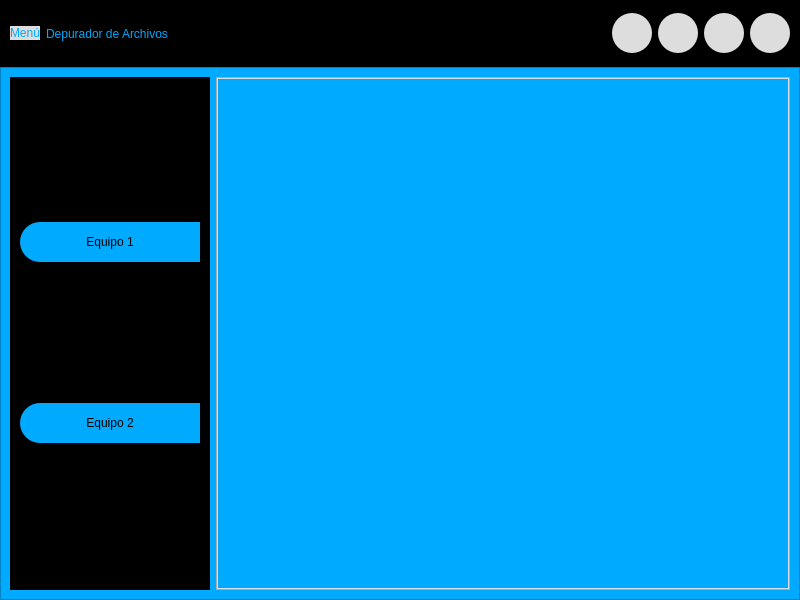
First picture: the form in PythonApplication1/interfaz2.ui, repository dario-1/interfaz2, before the edit.
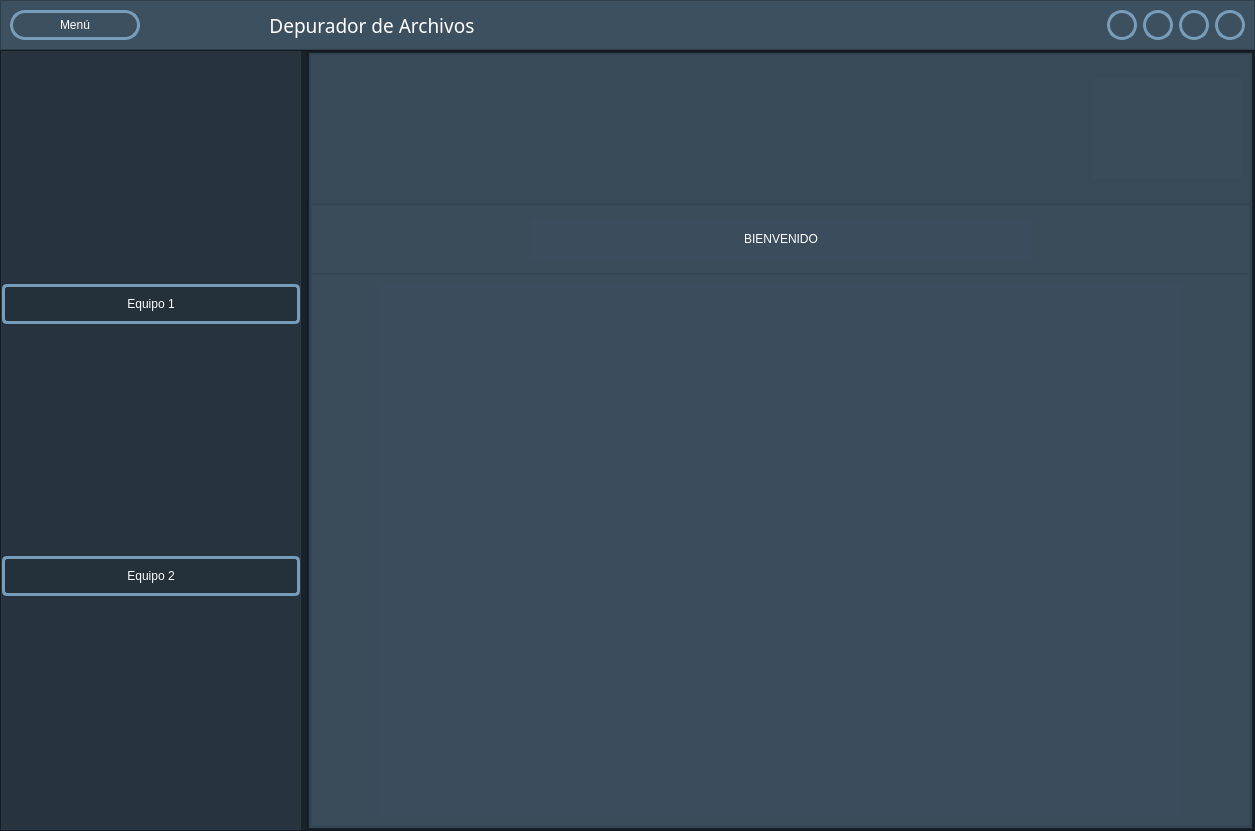
Second picture: the form after the edit. The open tabs and pages were chosen to show the change. Icons and pictures are not drawn.

Patch:
```diff
--- a/PythonApplication1/interfaz2.ui
+++ b/PythonApplication1/interfaz2.ui
@@ -6,14 +6,19 @@
    <rect>
     <x>0</x>
     <y>0</y>
-    <width>800</width>
-    <height>600</height>
+    <width>1255</width>
+    <height>831</height>
    </rect>
   </property>
   <property name="windowTitle">
    <string>MainWindow</string>
   </property>
   <widget class="QWidget" name="centralwidget">
+   <property name="styleSheet">
+    <string notr="true">#centralwidget{
+background-color: rgb(33, 43, 51);
+}</string>
+   </property>
    <layout class="QVBoxLayout" name="verticalLayout" stretch="1,8">
     <property name="spacing">
      <number>0</number>
@@ -32,19 +37,27 @@
     </property>
     <item>
      <widget class="QFrame" name="frame_top">
+      <property name="maximumSize">
+       <size>
+        <width>16777215</width>
+        <height>50</height>
+       </size>
+      </property>
       <property name="styleSheet">
        <string notr="true">QFrame{
 	
 	
-	background-color: rgb(0, 0, 0);
+	background-color: rgb(61, 80, 95);
 	
 	
 	border-color: rgb(0, 0, 0);
 	
 }
 QPushButton{
-background-color: rgb(221, 221, 221);
-border-radius:20px;}
+background-color: rgb(61, 80, 95);
+border-radius:15px;
+border:3px solid rgb(120,157,186);
+}
 QPushButton:hover{
 background-color: rgb(170, 170, 255);
 border-top-left-radius:20px;
@@ -61,9 +74,21 @@
       <layout class="QHBoxLayout" name="horizontalLayout_2">
        <item>
         <widget class="QPushButton" name="bt_menu">
+         <property name="minimumSize">
+          <size>
+           <width>130</width>
+           <height>30</height>
+          </size>
+         </property>
+         <property name="maximumSize">
+          <size>
+           <width>130</width>
+           <height>30</height>
+          </size>
+         </property>
          <property name="styleSheet">
-          <string notr="true">font:87 12pt &quot;Arial Black&quot;;
-color: rgb(0, 170, 255);</string>
+          <string notr="true">font:87 12pt &quot;Arial &quot;;
+color: rgb(255, 255, 255);</string>
          </property>
          <property name="text">
           <string>Menú</string>
@@ -74,42 +99,48 @@
          </property>
          <property name="iconSize">
           <size>
-           <width>30</width>
-           <height>30</height>
+           <width>25</width>
+           <height>25</height>
           </size>
          </property>
         </widget>
        </item>
        <item>
         <widget class="QLabel" name="label">
+         <property name="font">
+          <font>
+           <family>16pt Arial</family>
+           <pointsize>14</pointsize>
+           <weight>50</weight>
+           <italic>false</italic>
+           <bold>false</bold>
+          </font>
+         </property>
          <property name="styleSheet">
-          <string notr="true">font:87 12pt &quot;Arial Black&quot;;
-color: rgb(0, 170, 255);</string>
+          <string notr="true">
+font: 87italic 16pt &quot;Arial&quot;;
+color:rgb(255, 255, 255);</string>
          </property>
          <property name="text">
-          <string>Depurador de Archivos</string>
+          <string>                         Depurador de Archivos</string>
+         </property>
+         <property name="alignment">
+          <set>Qt::AlignLeading|Qt::AlignLeft|Qt::AlignVCenter</set>
          </property>
         </widget>
        </item>
-       <item>
-        <spacer name="horizontalSpacer">
-         <property name="orientation">
-          <enum>Qt::Horizontal</enum>
-         </property>
-         <property name="sizeHint" stdset="0">
-          <size>
-           <width>280</width>
-           <height>20</height>
-          </size>
-         </property>
-        </spacer>
-       </item>
        <item>
         <widget class="QPushButton" name="bt_mini">
          <property name="minimumSize">
           <size>
-           <width>40</width>
-           <height>40</height>
+           <width>30</width>
+           <height>30</height>
+          </size>
+         </property>
+         <property name="maximumSize">
+          <size>
+           <width>30</width>
+           <height>30</height>
           </size>
          </property>
          <property name="text">
@@ -121,8 +152,8 @@
          </property>
          <property name="iconSize">
           <size>
-           <width>30</width>
-           <height>30</height>
+           <width>25</width>
+           <height>25</height>
           </size>
          </property>
         </widget>
@@ -131,8 +162,14 @@
         <widget class="QPushButton" name="bt_restart">
          <property name="minimumSize">
           <size>
-           <width>40</width>
-           <height>40</height>
+           <width>30</width>
+           <height>30</height>
+          </size>
+         </property>
+         <property name="maximumSize">
+          <size>
+           <width>30</width>
+           <height>30</height>
           </size>
          </property>
          <property name="text">
@@ -144,8 +181,8 @@
          </property>
          <property name="iconSize">
           <size>
-           <width>30</width>
-           <height>30</height>
+           <width>25</width>
+           <height>25</height>
           </size>
          </property>
         </widget>
@@ -154,8 +191,14 @@
         <widget class="QPushButton" name="bt_maxi">
          <property name="minimumSize">
           <size>
-           <width>40</width>
-           <height>40</height>
+           <width>30</width>
+           <height>30</height>
+          </size>
+         </property>
+         <property name="maximumSize">
+          <size>
+           <width>30</width>
+           <height>30</height>
           </size>
          </property>
          <property name="text">
@@ -167,8 +210,8 @@
          </property>
          <property name="iconSize">
           <size>
-           <width>30</width>
-           <height>30</height>
+           <width>25</width>
+           <height>25</height>
           </size>
          </property>
         </widget>
@@ -177,8 +220,14 @@
         <widget class="QPushButton" name="bt_close">
          <property name="minimumSize">
           <size>
-           <width>40</width>
-           <height>40</height>
+           <width>30</width>
+           <height>30</height>
+          </size>
+         </property>
+         <property name="maximumSize">
+          <size>
+           <width>30</width>
+           <height>30</height>
           </size>
          </property>
          <property name="text">
@@ -190,8 +239,8 @@
          </property>
          <property name="iconSize">
           <size>
-           <width>30</width>
-           <height>30</height>
+           <width>25</width>
+           <height>25</height>
           </size>
          </property>
         </widget>
@@ -202,7 +251,7 @@
     <item>
      <widget class="QFrame" name="frame_bot">
       <property name="styleSheet">
-       <string notr="true">background-color: rgb(0, 170, 255);</string>
+       <string notr="true">background-color: rgb(24, 34, 43);</string>
       </property>
       <property name="frameShape">
        <enum>QFrame::StyledPanel</enum>
@@ -211,6 +260,18 @@
        <enum>QFrame::Raised</enum>
       </property>
       <layout class="QHBoxLayout" name="horizontalLayout">
+       <property name="leftMargin">
+        <number>0</number>
+       </property>
+       <property name="topMargin">
+        <number>0</number>
+       </property>
+       <property name="rightMargin">
+        <number>0</number>
+       </property>
+       <property name="bottomMargin">
+        <number>0</number>
+       </property>
        <item>
         <widget class="QFrame" name="frame_control">
          <property name="enabled">
@@ -218,7 +279,7 @@
          </property>
          <property name="minimumSize">
           <size>
-           <width>200</width>
+           <width>300</width>
            <height>0</height>
           </size>
          </property>
@@ -232,19 +293,19 @@
           <string notr="true">
 QFrame{	
 	
-	background-color: rgb(170, 170, 255);
-	background-color: rgb(0, 0, 0);
+	
+	
+	background-color: rgba(61, 80, 95,100);
 	
 }
 QPushButton{
-border-color:rgb(23, 2, 127);
-	border-right-color: rgb(0, 0, 0);
-	
-font:87 12pt &quot;Arial Black&quot;;
-background-color: rgb(0, 170, 255);
-border-top-left-radius:20px;
-border-bottom-left-radius:20px;
-	color: rgb(0, 0, 0);
+padding:10px;
+border-radius:5px;	
+font:87 12pt &quot;Arial &quot;;
+background-color:rgba(33, 43, 51,100);
+border:3px solid rgb(120,157,186);
+
+color:rgb(253, 253, 253);
 
 }
 QPushButton:hover{
@@ -262,6 +323,21 @@
           <enum>QFrame::Raised</enum>
          </property>
          <layout class="QVBoxLayout" name="verticalLayout_7">
+          <property name="spacing">
+           <number>0</number>
+          </property>
+          <property name="leftMargin">
+           <number>0</number>
+          </property>
+          <property name="topMargin">
+           <number>0</number>
+          </property>
+          <property name="rightMargin">
+           <number>0</number>
+          </property>
+          <property name="bottomMargin">
+           <number>0</number>
+          </property>
           <item>
            <widget class="QPushButton" name="bt_equi1">
             <property name="minimumSize">
@@ -321,11 +397,35 @@
 	
 	
 	
-	background-color: rgb(221, 221, 221);
+	background-color: rgb(24, 34, 43);
 	
 }
 
 
+
+
+
+QPushButton{
+border-color:rgb(23, 2, 127);
+	border-right-color: rgb(0, 0, 0);
+	
+font:87 12pt &quot;Arial Black&quot;;
+
+	background-color:rgba(33, 43, 51,100);
+border-top-left-radius:20px;
+border-bottom-left-radius:20px;
+	color:rgb(253, 253, 253);
+
+}
+QPushButton:hover{
+
+background-color:rgb(120, 157, 186);
+border-top-left-radius:20px;
+border-bottom-left-radius:20px;
+color:rgb(23, 2, 127);
+font:87 12pt &quot;Arial Black&quot;;}
+
+
 </string>
          </property>
          <property name="frameShape">
@@ -334,7 +434,7 @@
          <property name="frameShadow">
           <enum>QFrame::Raised</enum>
          </property>
-         <layout class="QVBoxLayout" name="verticalLayout_2">
+         <layout class="QHBoxLayout" name="horizontalLayout_11">
           <property name="spacing">
            <number>0</number>
           </property>
@@ -352,6 +452,9 @@
           </property>
           <item>
            <widget class="QStackedWidget" name="stackedWidget">
+            <property name="styleSheet">
+             <string notr="true">background-color: rgba(61, 80, 95,100);</string>
+            </property>
             <property name="currentIndex">
              <number>0</number>
             </property>
@@ -943,7 +1046,306 @@
               </item>
              </layout>
             </widget>
-            <widget class="QWidget" name="page_Inicio"/>
+            <widget class="QWidget" name="page_Inicio">
+             <property name="styleSheet">
+              <string notr="true">	background-color: rgba(61, 80, 95,100);</string>
+             </property>
+             <layout class="QHBoxLayout" name="horizontalLayout_12" stretch="0">
+              <property name="spacing">
+               <number>0</number>
+              </property>
+              <property name="leftMargin">
+               <number>0</number>
+              </property>
+              <property name="topMargin">
+               <number>0</number>
+              </property>
+              <property name="rightMargin">
+               <number>0</number>
+              </property>
+              <property name="bottomMargin">
+               <number>0</number>
+              </property>
+              <item>
+               <widget class="QFrame" name="frame">
+                <property name="styleSheet">
+                 <string notr="true">background-color: rgba(61, 80, 95,100);</string>
+                </property>
+                <property name="frameShape">
+                 <enum>QFrame::StyledPanel</enum>
+                </property>
+                <property name="frameShadow">
+                 <enum>QFrame::Raised</enum>
+                </property>
+                <layout class="QVBoxLayout" name="verticalLayout_12" stretch="1,8">
+                 <property name="spacing">
+                  <number>0</number>
+                 </property>
+                 <property name="leftMargin">
+                  <number>0</number>
+                 </property>
+                 <property name="topMargin">
+                  <number>0</number>
+                 </property>
+                 <property name="rightMargin">
+                  <number>0</number>
+                 </property>
+                 <property name="bottomMargin">
+                  <number>0</number>
+                 </property>
+                 <item>
+                  <widget class="QFrame" name="frame_2">
+                   <property name="minimumSize">
+                    <size>
+                     <width>0</width>
+                     <height>150</height>
+                    </size>
+                   </property>
+                   <property name="maximumSize">
+                    <size>
+                     <width>16777215</width>
+                     <height>150</height>
+                    </size>
+                   </property>
+                   <property name="styleSheet">
+                    <string notr="true">background-color: rgba(61, 80, 95,100);</string>
+                   </property>
+                   <property name="frameShape">
+                    <enum>QFrame::StyledPanel</enum>
+                   </property>
+                   <property name="frameShadow">
+                    <enum>QFrame::Raised</enum>
+                   </property>
+                   <layout class="QHBoxLayout" name="horizontalLayout_13">
+                    <item>
+                     <spacer name="horizontalSpacer">
+                      <property name="orientation">
+                       <enum>Qt::Horizontal</enum>
+                      </property>
+                      <property name="sizeHint" stdset="0">
+                       <size>
+                        <width>756</width>
+                        <height>123</height>
+                       </size>
+                      </property>
+                     </spacer>
+                    </item>
+                    <item>
+                     <widget class="QLabel" name="label_8">
+                      <property name="minimumSize">
+                       <size>
+                        <width>150</width>
+                        <height>100</height>
+                       </size>
+                      </property>
+                      <property name="maximumSize">
+                       <size>
+                        <width>150</width>
+                        <height>100</height>
+                       </size>
+                      </property>
+                      <property name="text">
+                       <string/>
+                      </property>
+                      <property name="pixmap">
+                       <pixmap>imagenes/inen.ico</pixmap>
+                      </property>
+                      <property name="scaledContents">
+                       <bool>true</bool>
+                      </property>
+                     </widget>
+                    </item>
+                   </layout>
+                  </widget>
+                 </item>
+                 <item>
+                  <widget class="QFrame" name="frame_3">
+                   <property name="styleSheet">
+                    <string notr="true">background-color: rgba(61, 80, 95,100);</string>
+                   </property>
+                   <property name="frameShape">
+                    <enum>QFrame::StyledPanel</enum>
+                   </property>
+                   <property name="frameShadow">
+                    <enum>QFrame::Raised</enum>
+                   </property>
+                   <layout class="QVBoxLayout" name="verticalLayout_2" stretch="1,8">
+                    <property name="spacing">
+                     <number>0</number>
+                    </property>
+                    <property name="leftMargin">
+                     <number>0</number>
+                    </property>
+                    <property name="topMargin">
+                     <number>0</number>
+                    </property>
+                    <property name="rightMargin">
+                     <number>0</number>
+                    </property>
+                    <property name="bottomMargin">
+                     <number>0</number>
+                    </property>
+                    <item>
+                     <widget class="QFrame" name="frame_4">
+                      <property name="styleSheet">
+                       <string notr="true">background-color: rgba(61, 80, 95,100);</string>
+                      </property>
+                      <property name="frameShape">
+                       <enum>QFrame::StyledPanel</enum>
+                      </property>
+                      <property name="frameShadow">
+                       <enum>QFrame::Raised</enum>
+                      </property>
+                      <layout class="QHBoxLayout" name="horizontalLayout_14" stretch="0,0,0">
+                       <property name="spacing">
+                        <number>0</number>
+                       </property>
+                       <property name="leftMargin">
+                        <number>0</number>
+                       </property>
+                       <property name="topMargin">
+                        <number>0</number>
+                       </property>
+                       <property name="rightMargin">
+                        <number>0</number>
+                       </property>
+                       <property name="bottomMargin">
+                        <number>0</number>
+                       </property>
+                       <item>
+                        <spacer name="horizontalSpacer_15">
+                         <property name="orientation">
+                          <enum>Qt::Horizontal</enum>
+                         </property>
+                         <property name="sizeHint" stdset="0">
+                          <size>
+                           <width>215</width>
+                           <height>20</height>
+                          </size>
+                         </property>
+                        </spacer>
+                       </item>
+                       <item>
+                        <widget class="QLabel" name="label_9">
+                         <property name="minimumSize">
+                          <size>
+                           <width>500</width>
+                           <height>40</height>
+                          </size>
+                         </property>
+                         <property name="maximumSize">
+                          <size>
+                           <width>500</width>
+                           <height>40</height>
+                          </size>
+                         </property>
+                         <property name="styleSheet">
+                          <string notr="true">font:87  italic 30pt &quot;Arial&quot;;
+
+color: rgb(255, 255, 255);
+	background-color: rgba(61, 80, 95,100);</string>
+                         </property>
+                         <property name="text">
+                          <string>BIENVENIDO</string>
+                         </property>
+                         <property name="alignment">
+                          <set>Qt::AlignCenter</set>
+                         </property>
+                        </widget>
+                       </item>
+                       <item>
+                        <spacer name="horizontalSpacer_16">
+                         <property name="orientation">
+                          <enum>Qt::Horizontal</enum>
+                         </property>
+                         <property name="sizeHint" stdset="0">
+                          <size>
+                           <width>215</width>
+                           <height>20</height>
+                          </size>
+                         </property>
+                        </spacer>
+                       </item>
+                      </layout>
+                     </widget>
+                    </item>
+                    <item>
+                     <widget class="QFrame" name="frame_5">
+                      <property name="styleSheet">
+                       <string notr="true">background-color: rgba(61, 80, 95,100);</string>
+                      </property>
+                      <property name="frameShape">
+                       <enum>QFrame::StyledPanel</enum>
+                      </property>
+                      <property name="frameShadow">
+                       <enum>QFrame::Raised</enum>
+                      </property>
+                      <layout class="QHBoxLayout" name="horizontalLayout_15">
+                       <item>
+                        <spacer name="horizontalSpacer_14">
+                         <property name="orientation">
+                          <enum>Qt::Horizontal</enum>
+                         </property>
+                         <property name="sizeHint" stdset="0">
+                          <size>
+                           <width>47</width>
+                           <height>20</height>
+                          </size>
+                         </property>
+                        </spacer>
+                       </item>
+                       <item>
+                        <widget class="QLabel" name="label_10">
+                         <property name="minimumSize">
+                          <size>
+                           <width>800</width>
+                           <height>0</height>
+                          </size>
+                         </property>
+                         <property name="maximumSize">
+                          <size>
+                           <width>800</width>
+                           <height>16777215</height>
+                          </size>
+                         </property>
+                         <property name="text">
+                          <string/>
+                         </property>
+                         <property name="pixmap">
+                          <pixmap>imagenes/icono.ico</pixmap>
+                         </property>
+                         <property name="scaledContents">
+                          <bool>true</bool>
+                         </property>
+                         <property name="alignment">
+                          <set>Qt::AlignHCenter|Qt::AlignTop</set>
+                         </property>
+                        </widget>
+                       </item>
+                       <item>
+                        <spacer name="horizontalSpacer_17">
+                         <property name="orientation">
+                          <enum>Qt::Horizontal</enum>
+                         </property>
+                         <property name="sizeHint" stdset="0">
+                          <size>
+                           <width>47</width>
+                           <height>20</height>
+                          </size>
+                         </property>
+                        </spacer>
+                       </item>
+                      </layout>
+                     </widget>
+                    </item>
+                   </layout>
+                  </widget>
+                 </item>
+                </layout>
+               </widget>
+              </item>
+             </layout>
+            </widget>
             <widget class="QWidget" name="page_equipo2">
              <property name="styleSheet">
               <string notr="true">
```
Left out of the diff: 318 changed lines with no effect on the pictures.
